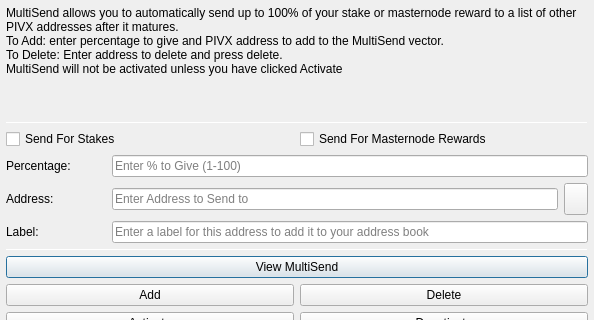
Qt form src/qt/forms/multisenddialog.ui (binarysculptor/wallet) before a commit; both pictures show x 0 to 594 and y 0 to 320 of the 594 by 526 pixel window.
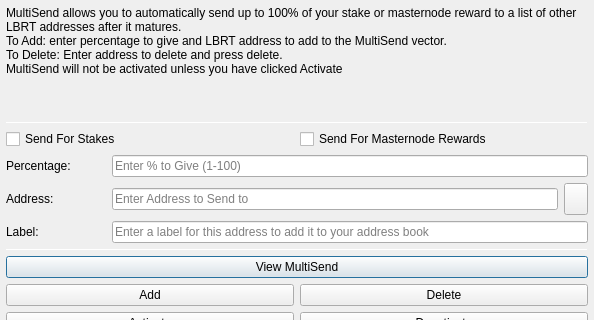
The same form after that commit. Icons and pictures are not drawn.

Diff of the .ui file:
```diff
--- a/src/qt/forms/multisenddialog.ui
+++ b/src/qt/forms/multisenddialog.ui
@@ -37,8 +37,8 @@
         <number>1</number>
        </property>
        <property name="text">
-        <string>MultiSend allows you to automatically send up to 100% of your stake or masternode reward to a list of other PIVX addresses after it matures.
-To Add: enter percentage to give and PIVX address to add to the MultiSend vector.
+        <string>MultiSend allows you to automatically send up to 100% of your stake or masternode reward to a list of other LBRT addresses after it matures.
+To Add: enter percentage to give and LBRT address to add to the MultiSend vector.
 To Delete: Enter address to delete and press delete.
 MultiSend will not be activated unless you have clicked Activate</string>
        </property>
```
Left out of the diff: 4 changed lines with no effect on the pictures.
